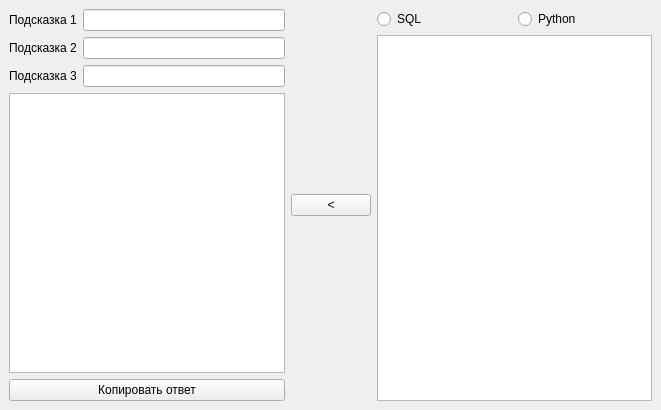
Above: mainwindow.ui from grigvlwork/pool_may_2024 before the change. Below: the same form after it.
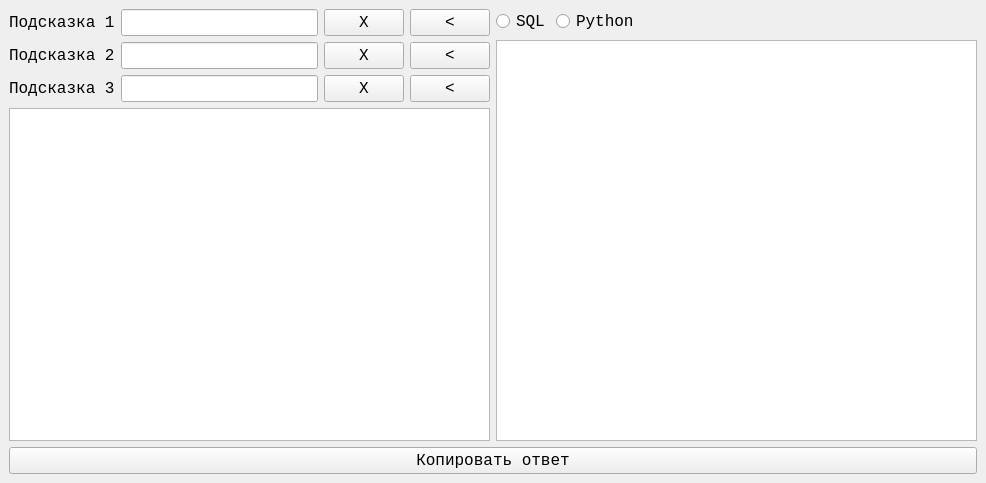
That is the form after the change.

Commit message: делал кнопки для копирования и очистки

```diff
--- a/mainwindow.ui
+++ b/mainwindow.ui
@@ -6,14 +6,16 @@
    <rect>
     <x>0</x>
     <y>0</y>
-    <width>661</width>
-    <height>410</height>
+    <width>986</width>
+    <height>483</height>
    </rect>
   </property>
   <property name="windowTitle">
    <string>Пул май 2024</string>
   </property>
   <widget class="QWidget" name="centralwidget">
+   <layout class="QVBoxLayout" name="verticalLayout_3">
+    <item>
    <layout class="QHBoxLayout" name="horizontalLayout_5">
     <item>
      <layout class="QVBoxLayout" name="verticalLayout">
@@ -21,13 +23,52 @@
        <layout class="QHBoxLayout" name="horizontalLayout">
         <item>
          <widget class="QLabel" name="label">
+            <property name="font">
+             <font>
+              <family>Consolas</family>
+              <pointsize>12</pointsize>
+             </font>
+            </property>
           <property name="text">
            <string>Подсказка 1</string>
           </property>
          </widget>
         </item>
         <item>
-         <widget class="QLineEdit" name="hint1_le"/>
+           <widget class="QLineEdit" name="hint1_le">
+            <property name="font">
+             <font>
+              <family>Consolas</family>
+              <pointsize>12</pointsize>
+             </font>
+            </property>
+           </widget>
+          </item>
+          <item>
+           <widget class="QPushButton" name="clear_hint1">
+            <property name="font">
+             <font>
+              <family>Consolas</family>
+              <pointsize>12</pointsize>
+             </font>
+            </property>
+            <property name="text">
+             <string>X</string>
+            </property>
+           </widget>
+          </item>
+          <item>
+           <widget class="QPushButton" name="copy_hint1">
+            <property name="font">
+             <font>
+              <family>Consolas</family>
+              <pointsize>12</pointsize>
+             </font>
+            </property>
+            <property name="text">
+             <string>&lt;</string>
+            </property>
+           </widget>
         </item>
        </layout>
       </item>
@@ -35,13 +76,52 @@
        <layout class="QHBoxLayout" name="horizontalLayout_2">
         <item>
          <widget class="QLabel" name="label_2">
+            <property name="font">
+             <font>
+              <family>Consolas</family>
+              <pointsize>12</pointsize>
+             </font>
+            </property>
           <property name="text">
            <string>Подсказка 2</string>
           </property>
          </widget>
         </item>
         <item>
-         <widget class="QLineEdit" name="hint2_le"/>
+           <widget class="QLineEdit" name="hint2_le">
+            <property name="font">
+             <font>
+              <family>Consolas</family>
+              <pointsize>12</pointsize>
+             </font>
+            </property>
+           </widget>
+          </item>
+          <item>
+           <widget class="QPushButton" name="clear_hint2">
+            <property name="font">
+             <font>
+              <family>Consolas</family>
+              <pointsize>12</pointsize>
+             </font>
+            </property>
+            <property name="text">
+             <string>X</string>
+            </property>
+           </widget>
+          </item>
+          <item>
+           <widget class="QPushButton" name="copy_hint2">
+            <property name="font">
+             <font>
+              <family>Consolas</family>
+              <pointsize>12</pointsize>
+             </font>
+            </property>
+            <property name="text">
+             <string>&lt;</string>
+            </property>
+           </widget>
         </item>
        </layout>
       </item>
@@ -49,34 +129,66 @@
        <layout class="QHBoxLayout" name="horizontalLayout_3">
         <item>
          <widget class="QLabel" name="label_3">
+            <property name="font">
+             <font>
+              <family>Consolas</family>
+              <pointsize>12</pointsize>
+             </font>
+            </property>
           <property name="text">
            <string>Подсказка 3</string>
           </property>
          </widget>
         </item>
         <item>
-         <widget class="QLineEdit" name="hint3_le"/>
-        </item>
-       </layout>
-      </item>
+           <widget class="QLineEdit" name="hint3_le">
+            <property name="font">
+             <font>
+              <family>Consolas</family>
+              <pointsize>12</pointsize>
+             </font>
+            </property>
+           </widget>
+          </item>
       <item>
-       <widget class="QPlainTextEdit" name="answer_pte"/>
-      </item>
-      <item>
-       <widget class="QPushButton" name="copy_answer_btn">
+           <widget class="QPushButton" name="clear_hint3">
+            <property name="font">
+             <font>
+              <family>Consolas</family>
+              <pointsize>12</pointsize>
+             </font>
+            </property>
         <property name="text">
-         <string>Копировать ответ</string>
+             <string>X</string>
         </property>
        </widget>
       </item>
-     </layout>
-    </item>
     <item>
-     <widget class="QPushButton" name="copy_hint">
+           <widget class="QPushButton" name="copy_hint3">
+            <property name="font">
+             <font>
+              <family>Consolas</family>
+              <pointsize>12</pointsize>
+             </font>
+            </property>
       <property name="text">
        <string>&lt;</string>
       </property>
      </widget>
+          </item>
+         </layout>
+        </item>
+        <item>
+         <widget class="QPlainTextEdit" name="answer_pte">
+          <property name="font">
+           <font>
+            <family>Consolas</family>
+            <pointsize>12</pointsize>
+           </font>
+          </property>
+         </widget>
+        </item>
+       </layout>
     </item>
     <item>
      <layout class="QVBoxLayout" name="verticalLayout_2">
@@ -84,6 +196,12 @@
        <layout class="QHBoxLayout" name="horizontalLayout_4">
         <item>
          <widget class="QRadioButton" name="sql_env_rb">
+            <property name="font">
+             <font>
+              <family>Consolas</family>
+              <pointsize>12</pointsize>
+             </font>
+            </property>
           <property name="text">
            <string>SQL</string>
           </property>
@@ -91,17 +209,58 @@
         </item>
         <item>
          <widget class="QRadioButton" name="python_env_rb">
+            <property name="font">
+             <font>
+              <family>Consolas</family>
+              <pointsize>12</pointsize>
+             </font>
+            </property>
           <property name="text">
            <string>Python</string>
           </property>
          </widget>
         </item>
+          <item>
+           <spacer name="horizontalSpacer">
+            <property name="orientation">
+             <enum>Qt::Horizontal</enum>
+            </property>
+            <property name="sizeHint" stdset="0">
+             <size>
+              <width>40</width>
+              <height>20</height>
+             </size>
+            </property>
+           </spacer>
+          </item>
        </layout>
       </item>
       <item>
-       <widget class="QTableView" name="hints_tv"/>
-      </item>
-     </layout>
+         <widget class="QTableView" name="hints_tv">
+          <property name="font">
+           <font>
+            <family>Consolas</family>
+            <pointsize>10</pointsize>
+           </font>
+          </property>
+         </widget>
+        </item>
+       </layout>
+      </item>
+     </layout>
+    </item>
+    <item>
+     <widget class="QPushButton" name="copy_answer_btn">
+      <property name="font">
+       <font>
+        <family>Consolas</family>
+        <pointsize>12</pointsize>
+       </font>
+      </property>
+      <property name="text">
+       <string>Копировать ответ</string>
+      </property>
+     </widget>
     </item>
    </layout>
   </widget>
```
Lines whose indentation alone changed are shown as unchanged. The commit also changes 3 other files.
